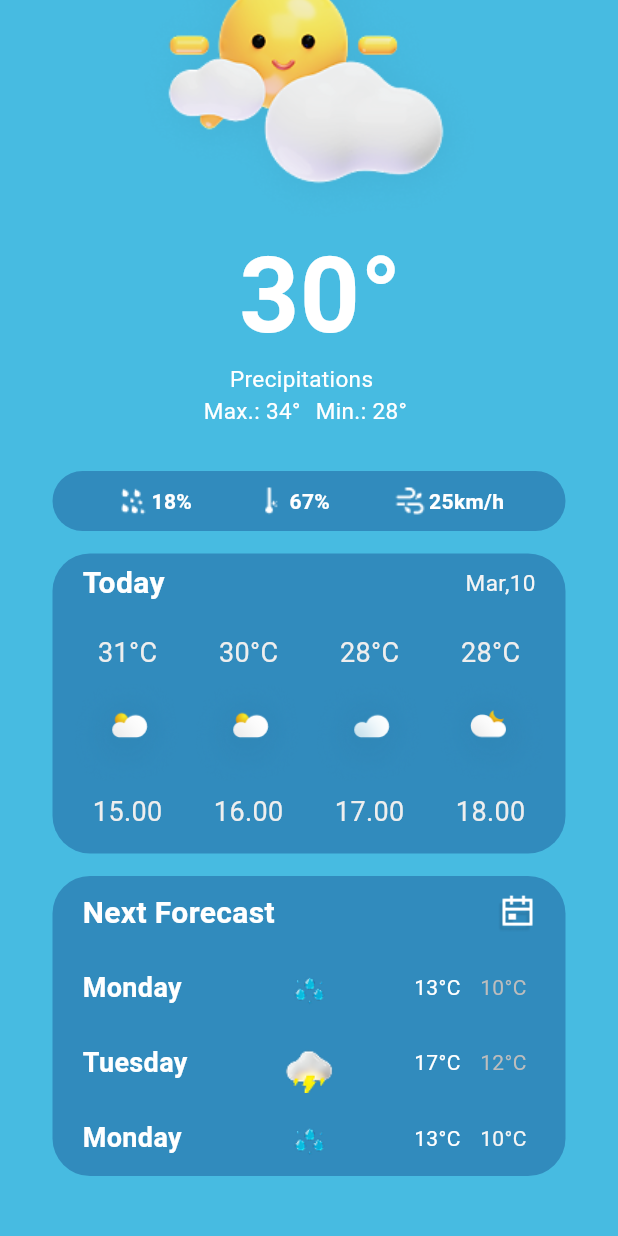
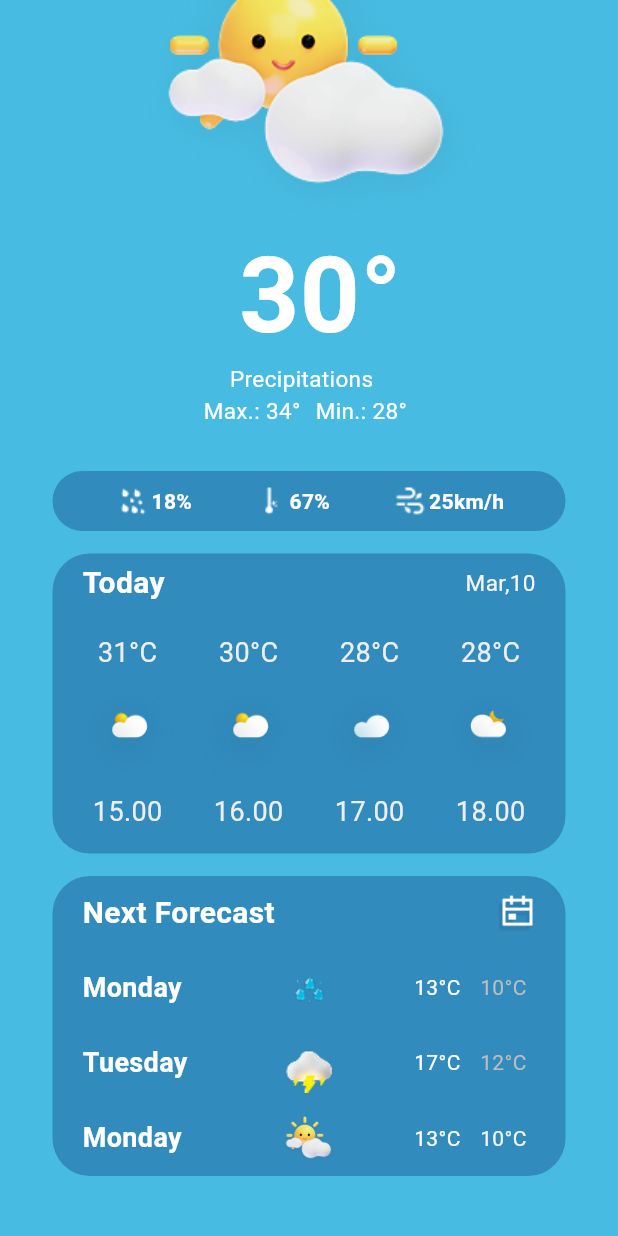
Before and after one commit to ensaryldrm/Flutter, a Flutter app: the screen it shows after launch, scrolled down 183 dp, on a phone screen of 412 x 824 dp. Run offline on Flutter 3.47's test engine with Material 3 defaults, Android fonts, the phone set to English and light mode, and no system bars; our stand-ins replace font_awesome_flutter, webview_flutter.

Commit message:
küçük fotoğraf güncellendi

```diff
--- a/Projeler/hava_durumu_tasarim/lib/hava_durumu_sayfa.dart
+++ b/Projeler/hava_durumu_tasarim/lib/hava_durumu_sayfa.dart
@@ -958,7 +958,7 @@ class _HavaDurumuSayfaTasarimState extends State<HavaDurumuSayfaTasarim> {
                                             decoration: BoxDecoration(
                                               image: DecorationImage(
                                                 image: AssetImage(
-                                                  "images/yagmur.png",
+                                                  "images/gunesli_bulut.png",
                                                 ),
                                                 fit: BoxFit.contain,
                                               ),
```
